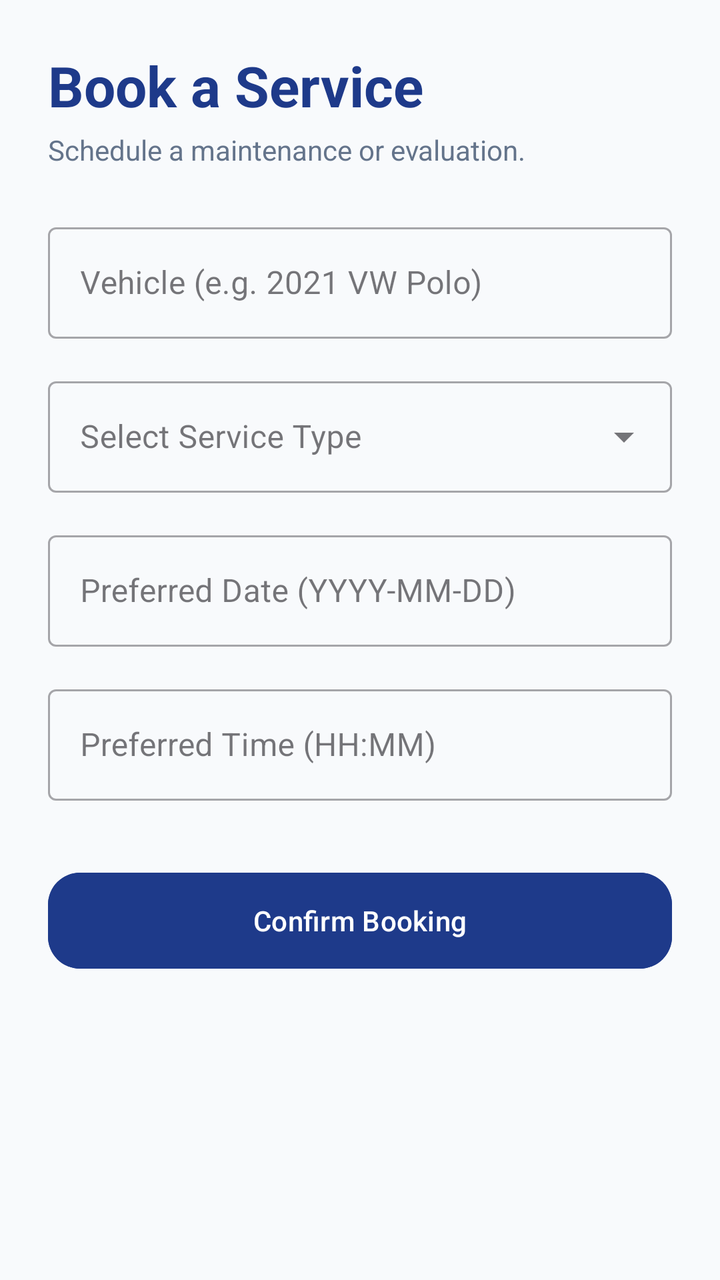
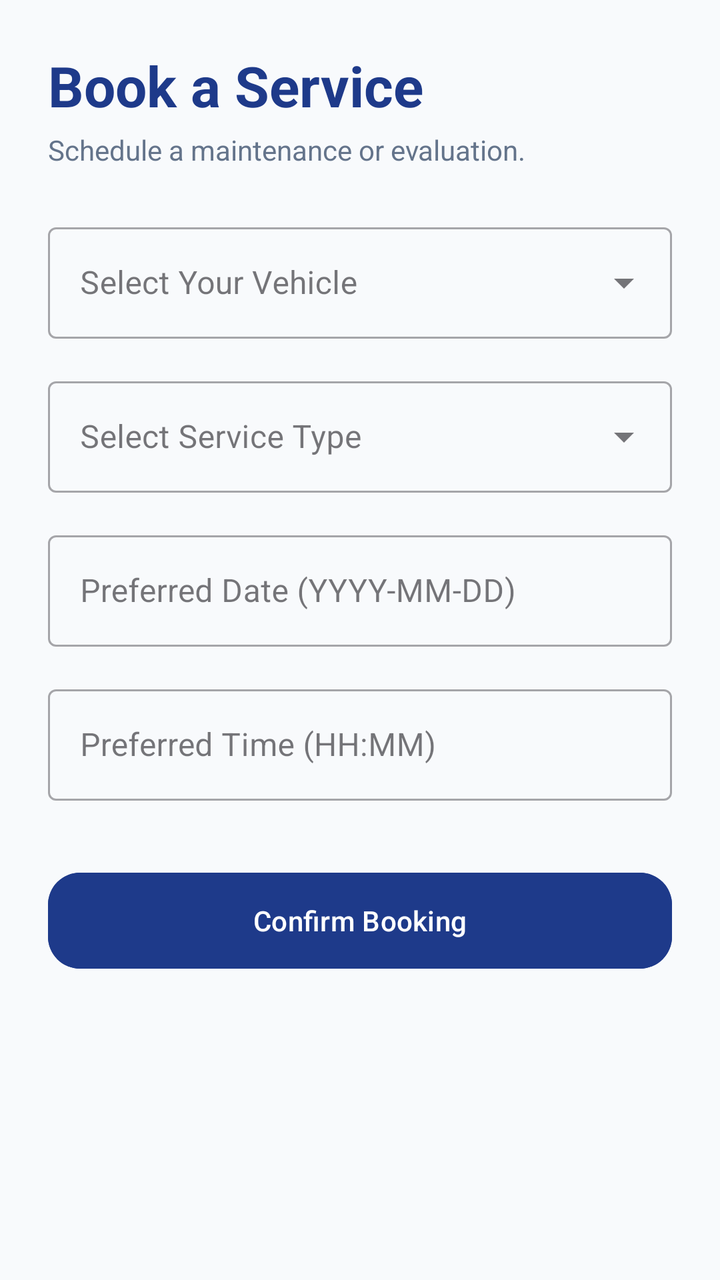

Screens rendered from an Android XML layout before and after an edit, with the pre-edit source and the edit as a unified diff.
<!-- AndroidManifest.xml: application theme Theme.BMBAutos -->
<!-- res/layout/activity_booking.xml -->
<?xml version="1.0" encoding="utf-8"?>
<ScrollView xmlns:android="http://schemas.android.com/apk/res/android"
    xmlns:app="http://schemas.android.com/apk/res-auto"
    android:layout_width="match_parent"
    android:layout_height="match_parent"
    android:background="#F8FAFC"
    android:fillViewport="true">

    <LinearLayout
        android:layout_width="match_parent"
        android:layout_height="wrap_content"
        android:padding="24dp"
        android:orientation="vertical">

        <TextView
            android:id="@+id/tvHeader"
            android:layout_width="wrap_content"
            android:layout_height="wrap_content"
            android:text="Book a Service"
            android:textColor="#1E3A8A"
            android:textSize="28sp"
            android:textStyle="bold" />

        <TextView
            android:layout_width="wrap_content"
            android:layout_height="wrap_content"
            android:layout_marginTop="4dp"
            android:layout_marginBottom="24dp"
            android:text="Schedule a maintenance or evaluation."
            android:textColor="#64748B" />

        <com.google.android.material.textfield.TextInputLayout
            style="@style/Widget.MaterialComponents.TextInputLayout.OutlinedBox"
            android:layout_width="match_parent"
            android:layout_height="wrap_content"
            android:hint="Vehicle (e.g. 2021 VW Polo)">
            <com.google.android.material.textfield.TextInputEditText
                android:id="@+id/etVehicle"
                android:layout_width="match_parent"
                android:layout_height="wrap_content" />
        </com.google.android.material.textfield.TextInputLayout>

        <com.google.android.material.textfield.TextInputLayout
            style="@style/Widget.MaterialComponents.TextInputLayout.OutlinedBox.ExposedDropdownMenu"
            android:layout_width="match_parent"
            android:layout_height="wrap_content"
            android:layout_marginTop="16dp"
            android:hint="Select Service Type">
            <AutoCompleteTextView
                android:id="@+id/spinnerService"
                android:layout_width="match_parent"
                android:layout_height="wrap_content"
                android:inputType="none" />
        </com.google.android.material.textfield.TextInputLayout>

        <com.google.android.material.textfield.TextInputLayout
            style="@style/Widget.MaterialComponents.TextInputLayout.OutlinedBox"
            android:layout_width="match_parent"
            android:layout_height="wrap_content"
            android:layout_marginTop="16dp"
            android:hint="Preferred Date (YYYY-MM-DD)">
            <com.google.android.material.textfield.TextInputEditText
                android:id="@+id/etDate"
                android:layout_width="match_parent"
                android:layout_height="wrap_content"
                android:focusable="false"
                android:clickable="true" />
        </com.google.android.material.textfield.TextInputLayout>

        <com.google.android.material.textfield.TextInputLayout
            style="@style/Widget.MaterialComponents.TextInputLayout.OutlinedBox"
            android:layout_width="match_parent"
            android:layout_height="wrap_content"
            android:layout_marginTop="16dp"
            android:hint="Preferred Time (HH:MM)">
            <com.google.android.material.textfield.TextInputEditText
                android:id="@+id/etTime"
                android:layout_width="match_parent"
                android:layout_height="wrap_content"
                android:focusable="false"
                android:clickable="true" />
        </com.google.android.material.textfield.TextInputLayout>

        <com.google.android.material.button.MaterialButton
            android:id="@+id/btnSubmit"
            android:layout_width="match_parent"
            android:layout_height="56dp"
            android:layout_marginTop="32dp"
            android:text="Confirm Booking"
            android:backgroundTint="#1E3A8A"
            app:cornerRadius="16dp" />

        <ProgressBar
            android:id="@+id/progressBar"
            android:layout_width="wrap_content"
            android:layout_height="wrap_content"
            android:visibility="gone"
            android:layout_gravity="center"
            android:layout_marginTop="-40dp" />
    </LinearLayout>
</ScrollView>
<!-- resources referenced by this layout -->
<resources>
  <style name="Theme.BMBAutos" parent="Base.Theme.BMBAutos" />
  <style name="Base.Theme.BMBAutos" parent="Theme.Material3.DayNight.NoActionBar">
          
          <item name="colorPrimary">@color/brand_blue_600</item>
          <item name="android:windowBackground">@color/bg_slate_50</item>
      </style>
  <color name="brand_blue_600">#2563EB</color>
  <color name="bg_slate_50">#F8FAFC</color>
</resources>

<!-- the commit's change to res/layout/activity_booking.xml (unified diff, before → after) -->
@@ -1,6 +1,7 @@
 <?xml version="1.0" encoding="utf-8"?>
 <ScrollView xmlns:android="http://schemas.android.com/apk/res/android"
     xmlns:app="http://schemas.android.com/apk/res-auto"
+    xmlns:tools="http://schemas.android.com/tools"
     android:layout_width="match_parent"
     android:layout_height="match_parent"
     android:background="#F8FAFC"
@@ -13,7 +14,6 @@
         android:orientation="vertical">
 
         <TextView
-            android:id="@+id/tvHeader"
             android:layout_width="wrap_content"
             android:layout_height="wrap_content"
             android:text="Book a Service"
@@ -29,17 +29,22 @@
             android:text="Schedule a maintenance or evaluation."
             android:textColor="#64748B" />
 
+        
         <com.google.android.material.textfield.TextInputLayout
-            style="@style/Widget.MaterialComponents.TextInputLayout.OutlinedBox"
+            style="@style/Widget.MaterialComponents.TextInputLayout.OutlinedBox.ExposedDropdownMenu"
             android:layout_width="match_parent"
             android:layout_height="wrap_content"
-            android:hint="Vehicle (e.g. 2021 VW Polo)">
-            <com.google.android.material.textfield.TextInputEditText
+            android:hint="Select Your Vehicle">
+            <AutoCompleteTextView
                 android:id="@+id/etVehicle"
                 android:layout_width="match_parent"
-                android:layout_height="wrap_content" />
+                android:layout_height="wrap_content"
+                android:hint=" "
+                android:inputType="none"
+                tools:ignore="LabelFor" />
         </com.google.android.material.textfield.TextInputLayout>
 
+        
         <com.google.android.material.textfield.TextInputLayout
             style="@style/Widget.MaterialComponents.TextInputLayout.OutlinedBox.ExposedDropdownMenu"
             android:layout_width="match_parent"
@@ -50,7 +55,9 @@
                 android:id="@+id/spinnerService"
                 android:layout_width="match_parent"
                 android:layout_height="wrap_content"
-                android:inputType="none" />
+                android:hint=" "
+                android:inputType="none"
+                tools:ignore="LabelFor" />
         </com.google.android.material.textfield.TextInputLayout>
 
         <com.google.android.material.textfield.TextInputLayout
